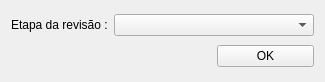
This is sap/uis/deleteRevisionCorrection.ui in dsgoficial/SAP_Gerente as Qt 5 draws it before an edit. The edited form follows.
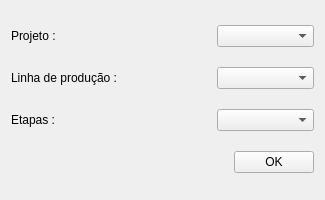
This is the edited form.

```diff
--- a/sap/uis/deleteRevisionCorrection.ui
+++ b/sap/uis/deleteRevisionCorrection.ui
@@ -7,42 +7,132 @@
     <x>0</x>
     <y>0</y>
     <width>325</width>
-    <height>82</height>
+    <height>200</height>
    </rect>
   </property>
   <property name="windowTitle">
    <string>Form</string>
   </property>
   <layout class="QGridLayout" name="gridLayout">
-   <item row="1" column="0" colspan="2">
-    <spacer name="horizontalSpacer">
-     <property name="orientation">
-      <enum>Qt::Horizontal</enum>
-     </property>
-     <property name="sizeHint" stdset="0">
-      <size>
-       <width>181</width>
-       <height>20</height>
-      </size>
-     </property>
-    </spacer>
+   <item row="3" column="0">
+    <layout class="QHBoxLayout" name="horizontalLayout">
+     <item>
+      <spacer name="horizontalSpacer">
+       <property name="orientation">
+        <enum>Qt::Horizontal</enum>
+       </property>
+       <property name="sizeHint" stdset="0">
+        <size>
+         <width>181</width>
+         <height>20</height>
+        </size>
+       </property>
+      </spacer>
+     </item>
+     <item>
+      <widget class="QPushButton" name="okBtn">
+       <property name="text">
+        <string>OK</string>
+       </property>
+      </widget>
+     </item>
+    </layout>
    </item>
-   <item row="0" column="1" colspan="2">
-    <widget class="QComboBox" name="stepsCb"/>
+   <item row="1" column="0">
+    <layout class="QHBoxLayout" name="horizontalLayout_13">
+     <item>
+      <widget class="QLabel" name="label_13">
+       <property name="sizePolicy">
+        <sizepolicy hsizetype="Fixed" vsizetype="Preferred">
+         <horstretch>0</horstretch>
+         <verstretch>0</verstretch>
+        </sizepolicy>
+       </property>
+       <property name="minimumSize">
+        <size>
+         <width>200</width>
+         <height>0</height>
+        </size>
+       </property>
+       <property name="maximumSize">
+        <size>
+         <width>200</width>
+         <height>16777215</height>
+        </size>
+       </property>
+       <property name="text">
+        <string>Linha de produção :</string>
+       </property>
+      </widget>
+     </item>
+     <item>
+      <widget class="QComboBox" name="productionLinesCb"/>
+     </item>
+    </layout>
    </item>
    <item row="0" column="0">
-    <widget class="QLabel" name="label">
-     <property name="text">
-      <string>Etapa da revisão :</string>
-     </property>
-    </widget>
+    <layout class="QHBoxLayout" name="horizontalLayout_12">
+     <item>
+      <widget class="QLabel" name="label_3">
+       <property name="sizePolicy">
+        <sizepolicy hsizetype="Fixed" vsizetype="Preferred">
+         <horstretch>0</horstretch>
+         <verstretch>0</verstretch>
+        </sizepolicy>
+       </property>
+       <property name="minimumSize">
+        <size>
+         <width>200</width>
+         <height>0</height>
+        </size>
+       </property>
+       <property name="maximumSize">
+        <size>
+         <width>200</width>
+         <height>16777215</height>
+        </size>
+       </property>
+       <property name="text">
+        <string>Projeto :</string>
+       </property>
+      </widget>
+     </item>
+     <item>
+      <widget class="QComboBox" name="projectsCb"/>
+     </item>
+    </layout>
    </item>
-   <item row="1" column="2">
-    <widget class="QPushButton" name="okBtn">
-     <property name="text">
-      <string>OK</string>
-     </property>
-    </widget>
+   <item row="2" column="0">
+    <layout class="QHBoxLayout" name="horizontalLayout_7">
+     <item>
+      <widget class="QLabel" name="label_14">
+       <property name="sizePolicy">
+        <sizepolicy hsizetype="Fixed" vsizetype="Preferred">
+         <horstretch>0</horstretch>
+         <verstretch>0</verstretch>
+        </sizepolicy>
+       </property>
+       <property name="minimumSize">
+        <size>
+         <width>200</width>
+         <height>0</height>
+        </size>
+       </property>
+       <property name="maximumSize">
+        <size>
+         <width>200</width>
+         <height>16777215</height>
+        </size>
+       </property>
+       <property name="text">
+        <string>Etapas :</string>
+       </property>
+      </widget>
+     </item>
+     <item>
+      <widget class="QComboBox" name="stepsCb"/>
+     </item>
+    </layout>
    </item>
   </layout>
  </widget>
```
